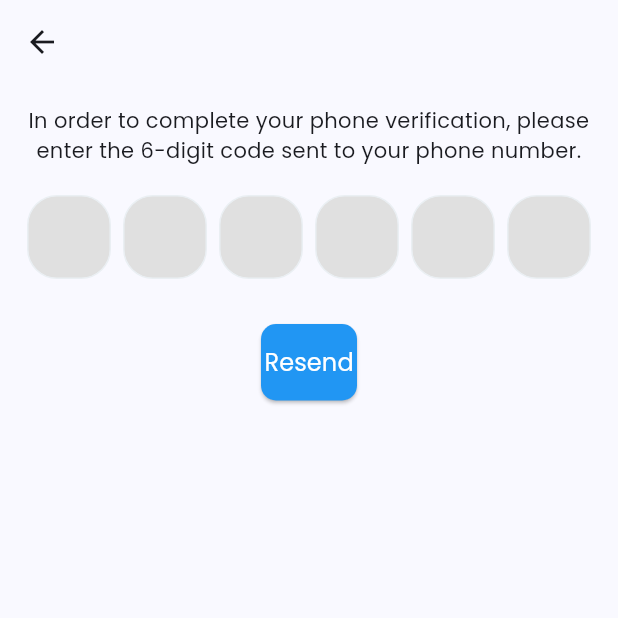
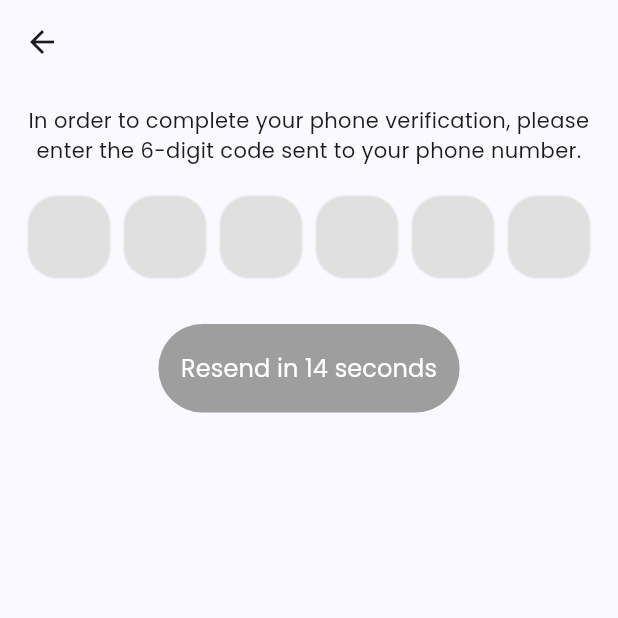
Before and after one commit to MarKarl30/UTS_MobileProg, a Flutter app: the VerifyOtp screen opened directly with empty values, on a phone screen of 412 x 824 dp, the top half of it. Run offline on Flutter 3.47's test engine with Material 3 defaults, Android fonts, the phone set to English and light mode, and no system bars; drawn by our look-alikes of pinput; our stand-ins replace cloud_firestore, firebase_core, flutter_credit_card, flutter_secure_storage, image_picker, intl_phone_number_input and 1 more; missing offline and left inert: mobile_scanner; accounts and stored records are empty.

```diff
--- a/lib/screens/inbox_screen.dart
+++ b/lib/screens/inbox_screen.dart
@@ -8,6 +8,7 @@ class InboxScreen extends StatelessWidget {
     return SafeArea(
       child: Scaffold(
           appBar: AppBar(
+            leading: const BackButton(color: Colors.white),
             backgroundColor: Colors.blueAccent,
             title: const Text(
               'Inbox',
--- a/lib/screens/user-auth/verify_otp_screen.dart
+++ b/lib/screens/user-auth/verify_otp_screen.dart
@@ -1,7 +1,9 @@
+import 'dart:async';
 import 'package:flutter/material.dart';
 import 'package:pinput/pinput.dart';
 import 'package:midterm_project/screens/home_screen.dart';
 import 'package:midterm_project/widgets/navigation.dart';
+
 
 void navigateToHomeScreen(BuildContext context) {
   Navigator.pushAndRemoveUntil(
@@ -30,10 +32,41 @@ class VerifyOtp extends StatefulWidget {
 
 class _VerifyOtpState extends State<VerifyOtp> {
   String otpCode = "";
+  late Timer _timer;
+  int _start = 15; // Countdown timer in seconds
+  bool _isButtonDisabled = true;
+
+  @override
+  void initState() {
+    super.initState();
+    startTimer();
+  }
+
+  void startTimer() {
+    _start = 15;
+    _isButtonDisabled = true;
+    _timer = Timer.periodic(const Duration(seconds: 1), (timer) {
+      if (_start == 0) {
+        setState(() {
+          _isButtonDisabled = false;
+        });
+        timer.cancel();
+      } else {
+        setState(() {
+          _start--;
+        });
+      }
+    });
+  }
+
+  @override
+  void dispose() {
+    _timer.cancel();
+    super.dispose();
+  }
 
   @override
   Widget build(BuildContext context) {
-    // Define the base style for the pin fields
     final defaultPinTheme = PinTheme(
       width: 56,
       height: 56,
@@ -43,7 +76,7 @@ class _VerifyOtpState extends State<VerifyOtp> {
         fontWeight: FontWeight.w600,
       ),
       decoration: BoxDecoration(
-        color: const Color(0xFFE0E0E0), // Light gray color for background
+        color: const Color(0xFFE0E0E0),
         border: Border.all(color: const Color.fromRGBO(234, 239, 243, 1)),
         borderRadius: BorderRadius.circular(20),
       ),
@@ -53,7 +86,7 @@ class _VerifyOtpState extends State<VerifyOtp> {
     final focusedPinTheme = defaultPinTheme.copyDecorationWith(
       border: Border.all(color: const Color.fromRGBO(114, 178, 238, 1)),
       borderRadius: BorderRadius.circular(8),
-      color: const Color(0xFFBDBDBD), // Slightly darker gray for focused field
+      color: const Color(0xFFBDBDBD),
     );
 
     // Define submitted state styling
@@ -101,18 +134,48 @@ class _VerifyOtpState extends State<VerifyOtp> {
                 },
               ),
               const SizedBox(height: 30),
-              ElevatedButton(
-                onPressed: () {},
-                style: ElevatedButton.styleFrom(
-                  backgroundColor: Colors.blue,
-                  shape: RoundedRectangleBorder(
-                    borderRadius: BorderRadius.circular(10),
+              AnimatedContainer(
+                duration: const Duration(milliseconds: 300),
+                decoration: BoxDecoration(
+                  gradient: _isButtonDisabled
+                      ? const LinearGradient(
+                          colors: [Colors.grey, Colors.grey],
+                        )
+                      : const LinearGradient(
+                          colors: [Colors.blue, Colors.lightBlueAccent],
+                        ),
+                  borderRadius: BorderRadius.circular(30),
+                  boxShadow: _isButtonDisabled
+                      ? []
+                      : [
+                          BoxShadow(
+                            color: Colors.blue.withOpacity(0.4),
+                            offset: const Offset(0, 5),
+                            blurRadius: 10,
+                          ),
+                        ],
+                ),
+                child: ElevatedButton(
+                  onPressed: _isButtonDisabled
+                      ? null
+                      : () {
+                          startTimer();
+                        },
+                  style: ElevatedButton.styleFrom(
+                    backgroundColor: Colors.transparent,
+                    disabledBackgroundColor: Colors.transparent,
+                    shadowColor: Colors.transparent,
+                    shape: RoundedRectangleBorder(
+                      borderRadius: BorderRadius.circular(30),
+                    ),
+                    padding: const EdgeInsets.symmetric(vertical: 18, horizontal: 15),
                   ),
-                  padding: const EdgeInsets.symmetric(vertical: 14),
-                ),
-                child: const Text(
-                  'Resend',
-                  style: TextStyle(fontSize: 16, color: Colors.white),
+                  child: Text(
+                    _isButtonDisabled
+                        ? 'Resend in $_start seconds'
+                        : 'Resend',
+                    style: const TextStyle(fontSize: 16, color: Colors.white),
+                  ),
                 ),
               ),
               const SizedBox(height: 24),
--- a/pubspec.yaml
+++ b/pubspec.yaml
@@ -45,6 +45,7 @@ dependencies:
   firebase_auth: ^5.3.0
   firebase_storage: ^12.3.1
   mobile_scanner: ^5.1.1
+  flutter_credit_card: ^4.0.1
 
 dev_dependencies:
   flutter_test:
```
Also changed, not shown: lib/screens/home_screen.dart (+18 -4 lines), lib/screens/wallet/credit_card.dart (added, +104 -0 lines), lib/screens/wallet/wallet_screen.dart (added, +256 -0 lines), lib/widgets/navigation.dart (+4 -4 lines), pubspec.lock.
